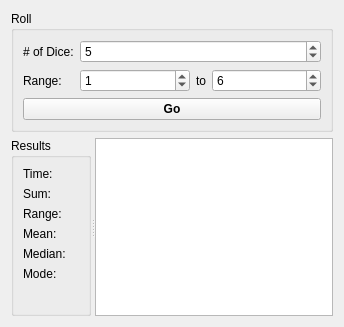
Qt form src/apps/grypto_rng/diceroller.ui (karagog/Gryptonite) before a commit.
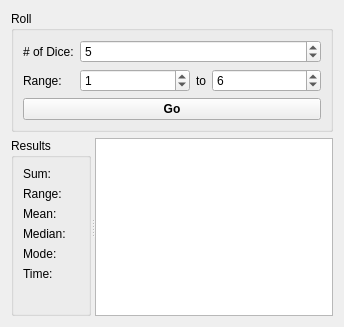
The same form after that commit.

What changed in the file:
```diff
--- a/src/apps/grypto_rng/diceroller.ui
+++ b/src/apps/grypto_rng/diceroller.ui
@@ -130,14 +130,75 @@
        <string>Results</string>
       </property>
       <layout class="QGridLayout" name="gridLayout_3">
-       <item row="3" column="0">
+       <item row="2" column="0">
         <widget class="QLabel" name="label_7">
          <property name="text">
           <string>Mean:</string>
          </property>
         </widget>
        </item>
+       <item row="3" column="0">
+        <widget class="QLabel" name="label_8">
+         <property name="text">
+          <string>Median:</string>
+         </property>
+        </widget>
+       </item>
        <item row="1" column="1">
+        <widget class="QLabel" name="lbl_range">
+         <property name="sizePolicy">
+          <sizepolicy hsizetype="Preferred" vsizetype="Preferred">
+           <horstretch>1</horstretch>
+           <verstretch>0</verstretch>
+          </sizepolicy>
+         </property>
+         <property name="toolTip">
+          <string>&lt;html&gt;&lt;head/&gt;&lt;body&gt;&lt;p&gt;Range has the format: [min, max]&lt;/p&gt;&lt;/body&gt;&lt;/html&gt;</string>
+         </property>
+        </widget>
+       </item>
+       <item row="5" column="1">
+        <widget class="QLabel" name="lbl_lastRoll">
+         <property name="sizePolicy">
+          <sizepolicy hsizetype="Preferred" vsizetype="Preferred">
+           <horstretch>1</horstretch>
+           <verstretch>0</verstretch>
+          </sizepolicy>
+         </property>
+         <property name="toolTip">
+          <string>&lt;html&gt;&lt;head/&gt;&lt;body&gt;&lt;p&gt;The time of the last roll&lt;/p&gt;&lt;/body&gt;&lt;/html&gt;</string>
+         </property>
+        </widget>
+       </item>
+       <item row="4" column="0">
+        <widget class="QLabel" name="label_9">
+         <property name="text">
+          <string>Mode:</string>
+         </property>
+        </widget>
+       </item>
+       <item row="5" column="0">
+        <widget class="QLabel" name="label_4">
+         <property name="text">
+          <string>Time:</string>
+         </property>
+        </widget>
+       </item>
+       <item row="3" column="1">
+        <widget class="QLabel" name="lbl_median">
+         <property name="text">
+          <string/>
+         </property>
+        </widget>
+       </item>
+       <item row="4" column="1">
+        <widget class="QLabel" name="lbl_mode">
+         <property name="text">
+          <string/>
+         </property>
+        </widget>
+       </item>
+       <item row="0" column="1">
         <widget class="QLabel" name="lbl_total">
          <property name="sizePolicy">
           <sizepolicy hsizetype="Preferred" vsizetype="Preferred">
@@ -150,6 +211,16 @@
          </property>
         </widget>
        </item>
+       <item row="2" column="1">
+        <widget class="QLabel" name="lbl_mean">
+         <property name="sizePolicy">
+          <sizepolicy hsizetype="Preferred" vsizetype="Preferred">
+           <horstretch>1</horstretch>
+           <verstretch>0</verstretch>
+          </sizepolicy>
+         </property>
+        </widget>
+       </item>
        <item row="6" column="0">
         <spacer name="verticalSpacer">
          <property name="orientation">
@@ -163,88 +234,17 @@
          </property>
         </spacer>
        </item>
-       <item row="2" column="1">
-        <widget class="QLabel" name="lbl_range">
-         <property name="sizePolicy">
-          <sizepolicy hsizetype="Preferred" vsizetype="Preferred">
-           <horstretch>1</horstretch>
-           <verstretch>0</verstretch>
-          </sizepolicy>
-         </property>
-         <property name="toolTip">
-          <string>&lt;html&gt;&lt;head/&gt;&lt;body&gt;&lt;p&gt;Range has the format: [min, max]&lt;/p&gt;&lt;/body&gt;&lt;/html&gt;</string>
-         </property>
-        </widget>
-       </item>
-       <item row="3" column="1">
-        <widget class="QLabel" name="lbl_mean">
-         <property name="sizePolicy">
-          <sizepolicy hsizetype="Preferred" vsizetype="Preferred">
-           <horstretch>1</horstretch>
-           <verstretch>0</verstretch>
-          </sizepolicy>
-         </property>
-        </widget>
-       </item>
-       <item row="0" column="0">
-        <widget class="QLabel" name="label_4">
-         <property name="text">
-          <string>Time:</string>
-         </property>
-        </widget>
-       </item>
-       <item row="0" column="1">
-        <widget class="QLabel" name="lbl_lastRoll">
-         <property name="sizePolicy">
-          <sizepolicy hsizetype="Preferred" vsizetype="Preferred">
-           <horstretch>1</horstretch>
-           <verstretch>0</verstretch>
-          </sizepolicy>
-         </property>
-         <property name="toolTip">
-          <string>&lt;html&gt;&lt;head/&gt;&lt;body&gt;&lt;p&gt;The time of the last roll&lt;/p&gt;&lt;/body&gt;&lt;/html&gt;</string>
-         </property>
-        </widget>
-       </item>
        <item row="1" column="0">
-        <widget class="QLabel" name="label_5">
-         <property name="text">
-          <string>Sum:</string>
-         </property>
-        </widget>
-       </item>
-       <item row="2" column="0">
         <widget class="QLabel" name="label_6">
          <property name="text">
           <string>Range:</string>
          </property>
         </widget>
        </item>
-       <item row="4" column="0">
-        <widget class="QLabel" name="label_8">
+       <item row="0" column="0">
+        <widget class="QLabel" name="label_5">
          <property name="text">
-          <string>Median:</string>
-         </property>
-        </widget>
-       </item>
-       <item row="5" column="0">
-        <widget class="QLabel" name="label_9">
-         <property name="text">
-          <string>Mode:</string>
-         </property>
-        </widget>
-       </item>
-       <item row="4" column="1">
-        <widget class="QLabel" name="lbl_median">
-         <property name="text">
-          <string/>
-         </property>
-        </widget>
-       </item>
-       <item row="5" column="1">
-        <widget class="QLabel" name="lbl_mode">
-         <property name="text">
-          <string/>
+          <string>Sum:</string>
          </property>
         </widget>
        </item>
```
